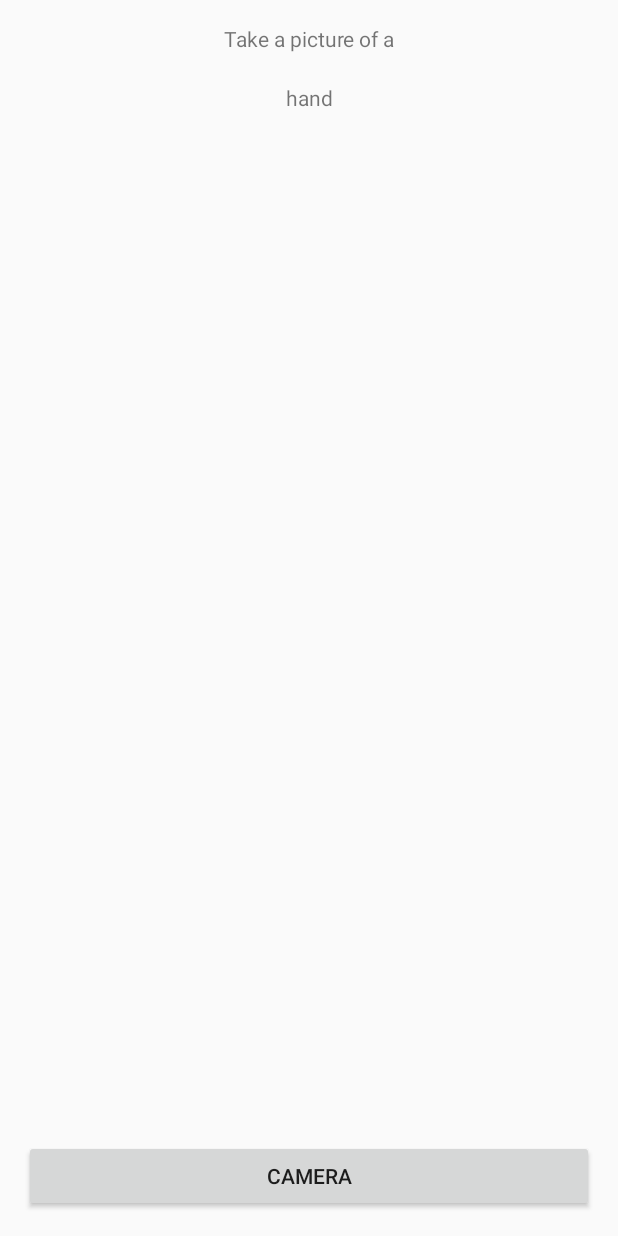
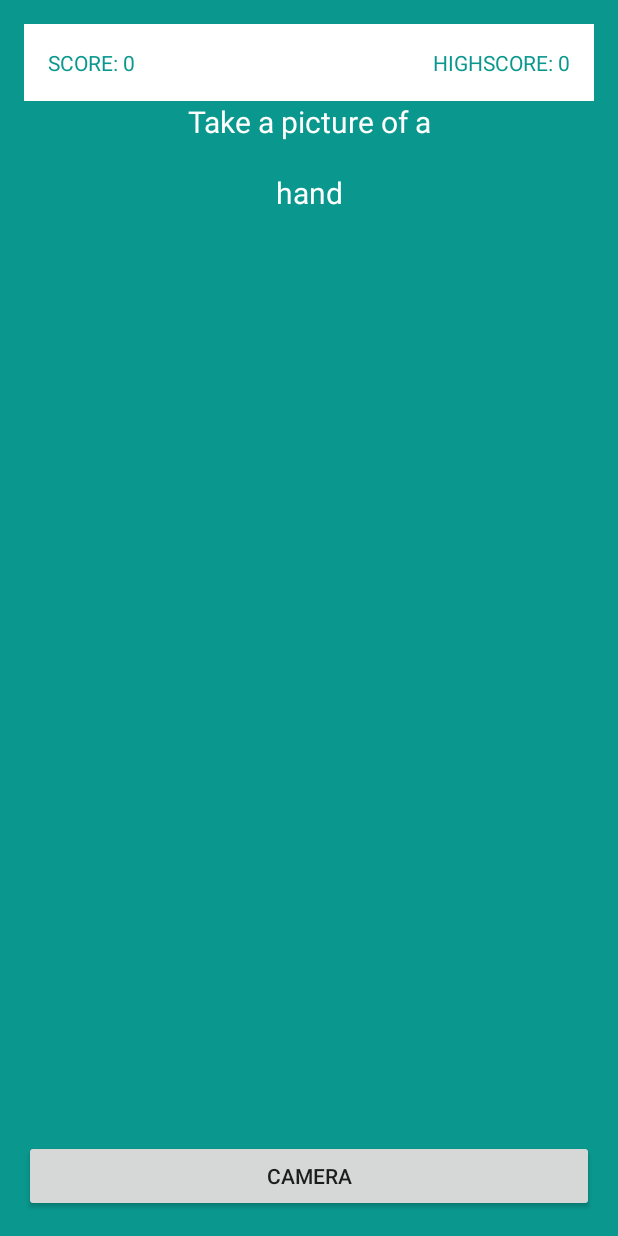
Before and after one commit to kevinw123/Educator-Android, an Android app: the ImaggaActivity screen opened directly, with no data from a screen before it, on a phone screen of 412 x 824 dp. Run offline under Robolectric (Android 15) with nearby library versions, the phone set to English and light mode, and no system bars.

Commit message:
Adding instructions and high score to imaggaActivity

```diff
--- a/app/src/main/java/com/group25/proj2/ImaggaActivity.java
+++ b/app/src/main/java/com/group25/proj2/ImaggaActivity.java
@@ -39,20 +39,30 @@ import static android.app.Activity.RESULT_OK;
 
 public class ImaggaActivity extends AppCompatActivity {
 
-    private static final String TAG = "MainActivity";
-
+    private static final String TAG = "ImaggaActivity";
+    public static final String gameTitle = "IMAGGA";
+    public static final String gameInstructions = "Given a word, take a picture of an object that matches the word!";
+    public static final String scoreInstructions = "For each correct picture, you get 1 point.";
+    public static final String livesInstructions = "You have 3 lives. For each incorrect country, you lose 1 life. You must find 3 countries before your lives run out!";
     private static final int CAMERA_REQUEST = 1337;
     private String[] tags = new String[10];
     private ImageView imageView;
     private String selectedImagePath;
     String[] objectArray = {"pen", "hand", "paper"};
     private static int randomNum;
+    private TextView scoreView;
+    private TextView highscoreView;
+
     @Override
     protected void onCreate(Bundle savedInstanceState) {
         super.onCreate(savedInstanceState);
         setContentView(R.layout.activity_imagga);
         imageView = (ImageView) findViewById(R.id.image);
         Button cameraButton = (Button) findViewById(R.id.cameraButton);
+        scoreView = (TextView) findViewById(R.id.scoreImagga);
+        highscoreView = (TextView) findViewById(R.id.highscoreImagga);
+        Score.drawScores(scoreView, highscoreView);
+
         cameraButton.setOnClickListener(new View.OnClickListener() {
             @Override
             public void onClick(View v) {
@@ -94,6 +104,7 @@ public class ImaggaActivity extends AppCompatActivity {
                 System.out.println(result);
                 if(result.contains(objectArray[randomNum])){
                     System.out.println("Got " + objectArray[randomNum]);
+                    Score.updateScore(1, scoreView, highscoreView);
                     Toast.makeText(getApplicationContext(), "Correct! Got "+ objectArray[randomNum],
                             Toast.LENGTH_SHORT).show();
                 }
--- a/app/src/main/java/com/group25/proj2/LastGameActivity.java
+++ b/app/src/main/java/com/group25/proj2/LastGameActivity.java
@@ -53,7 +53,7 @@ public class LastGameActivity extends AppCompatActivity{
         });
         clarifaiButton.setOnLongClickListener(new View.OnLongClickListener(){
             public boolean onLongClick(View v){
-                System.out.println("LONG CLICK");
+                popupInstructions(ImaggaActivity.gameTitle, ImaggaActivity.gameInstructions, ImaggaActivity.scoreInstructions, ImaggaActivity.livesInstructions);
                 return true;
             }
         });
--- a/app/src/main/java/com/group25/proj2/MapsActivity.java
+++ b/app/src/main/java/com/group25/proj2/MapsActivity.java
@@ -87,7 +87,7 @@ public class MapsActivity extends FragmentActivity implements OnMapReadyCallback
 
     public int getRandomNumber(){
         Random r = new Random();
-        randomNum = r.nextInt(7);
+        randomNum = r.nextInt(8);
         return randomNum;
     }
 
--- a/app/src/main/res/layout/activity_imagga.xml
+++ b/app/src/main/res/layout/activity_imagga.xml
@@ -8,14 +8,49 @@
     android:paddingLeft="@dimen/activity_horizontal_margin"
     android:paddingRight="@dimen/activity_horizontal_margin"
     android:paddingTop="@dimen/activity_vertical_margin"
+    android:background="@color/colorLastGame"
     tools:context="com.group25.proj2.ImaggaActivity">
 
+    <RelativeLayout
+        android:id="@+id/scoreAreaImagga"
+        android:layout_width="match_parent"
+        android:layout_height="wrap_content"
+        android:padding="@dimen/activity_vertical_margin"
+        android:background="@color/colorText" >
+
+        <TextView
+            android:id="@+id/scoreImagga"
+            android:layout_width="wrap_content"
+            android:layout_height="wrap_content"
+            android:background="@color/colorText"
+            android:text="SCORE: 0"
+            android:textColor="@color/colorLastGame" >
+        </TextView>
+
+        <TextView
+            android:id="@+id/highscoreImagga"
+            android:layout_width="wrap_content"
+            android:layout_height="wrap_content"
+            android:background="@color/colorText"
+            android:text="HIGHSCORE: 0"
+            android:textColor="@color/colorLastGame"
+            android:layout_alignParentRight="true">
+        </TextView>
+
+    </RelativeLayout>
+
+    <RelativeLayout
+        android:layout_width="match_parent"
+        android:layout_height="match_parent"
+        android:layout_below="@+id/scoreAreaImagga">
     <TextView
         android:layout_width="match_parent"
         android:layout_height="wrap_content"
         android:gravity="center"
         android:text="Take a picture of a"
-        android:id="@+id/questionText"/>
+        android:id="@+id/questionText"
+        android:textSize="@dimen/lastGameButtonText_size"
+        android:textColor="@color/colorText"/>
 
     <TextView
         android:layout_width="match_parent"
@@ -23,7 +58,11 @@
         android:gravity="center"
         android:paddingTop="20dp"
         android:layout_below="@+id/questionText"
-        android:id="@+id/objectText"/>
+        android:id="@+id/objectText"
+        android:textSize="@dimen/lastGameButtonText_size"
+        android:textColor="@color/colorText"/>
+
+    </RelativeLayout>
 
     <Button
         android:layout_width="match_parent"
@@ -33,4 +72,5 @@
         android:layout_alignParentBottom="true"
         />
 
+
 </RelativeLayout>
```
